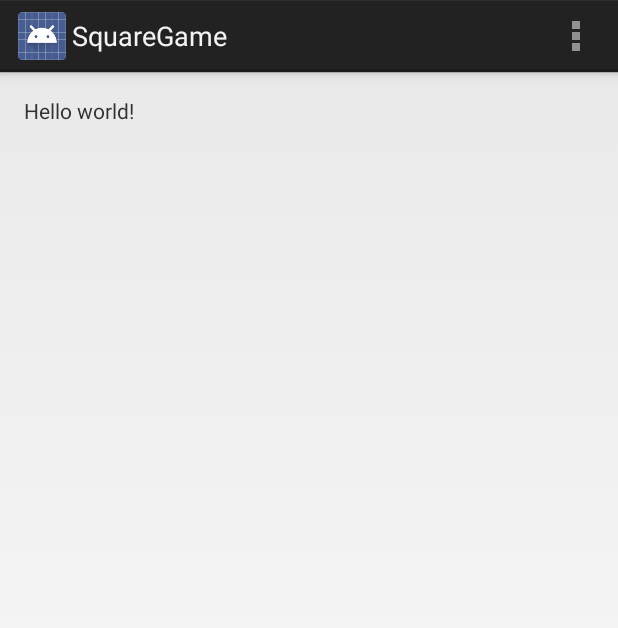
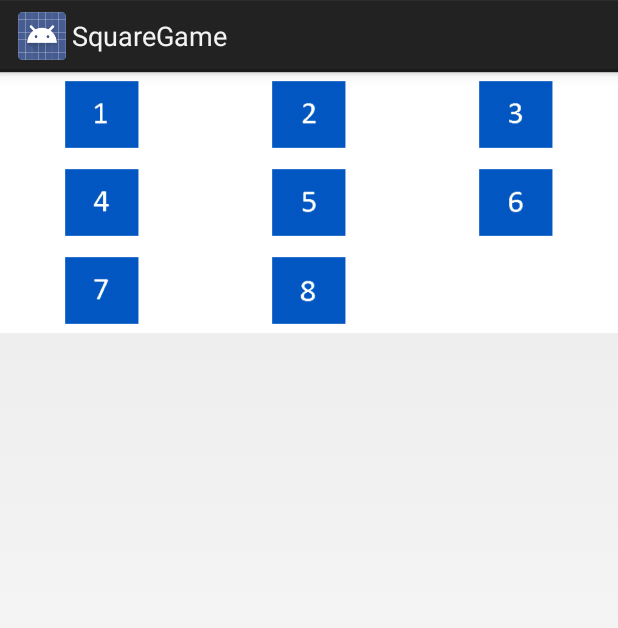
Before and after one commit to jhonis/SquareGame, an Android app: the screen it shows after launch (MainActivity), on a phone screen of 412 x 824 dp. Shown: the top 628 px of the screen. Run offline under Robolectric (Android 15) with nearby library versions, the phone set to English and light mode, and no system bars.

Commit message:
First step, including images on screen.

```diff
--- /dev/null
+++ b/SquareGame/src/main/java/com/x/squaregame/ImageAdapter.java
@@ -0,0 +1,53 @@
+package com.x.squaregame;
+
+import android.content.Context;
+import android.view.View;
+import android.view.ViewGroup;
+import android.widget.BaseAdapter;
+import android.widget.GridView;
+import android.widget.ImageView;
+
+public class ImageAdapter extends BaseAdapter {
+
+    private Context mContext;
+
+    public ImageAdapter(Context c) {
+        mContext = c;
+    }
+
+    public int getCount() {
+        return mThumbIds.length;
+    }
+
+    public Object getItem(int position) {
+        return null;
+    }
+
+    public long getItemId(int position) {
+        return 0;
+    }
+
+    // create a new ImageView for each item referenced by the Adapter
+    public View getView(int position, View convertView, ViewGroup parent) {
+        ImageView imageView;
+        if (convertView == null) {  // if it's not recycled, initialize some attributes
+            imageView = new ImageView(mContext);
+            imageView.setLayoutParams(new GridView.LayoutParams(85, 85));
+            imageView.setScaleType(ImageView.ScaleType.CENTER_CROP);
+            imageView.setPadding(8, 8, 8, 8);
+        } else {
+            imageView = (ImageView) convertView;
+        }
+
+        imageView.setImageResource(mThumbIds[position]);
+        return imageView;
+    }
+
+    // references to our images
+    private Integer[] mThumbIds = {
+            R.drawable.img1, R.drawable.img2,
+            R.drawable.img3, R.drawable.img4,
+            R.drawable.img5, R.drawable.img6,
+            R.drawable.img7, R.drawable.img8
+    };
+}
--- a/SquareGame/src/main/java/com/x/squaregame/MainActivity.java
+++ b/SquareGame/src/main/java/com/x/squaregame/MainActivity.java
@@ -2,22 +2,65 @@ package com.x.squaregame;
 
 import android.app.Activity;
 import android.os.Bundle;
-import android.view.Menu;
+import android.util.Log;
+import android.widget.ArrayAdapter;
+import android.widget.GridView;
+import android.widget.ImageView;
+import android.widget.Toast;
+
+/**
+ * This activity presents a screen with a grid on which images can be added and moved around.
+ * It also defines areas on the screen where the dragged views can be dropped. Feedback is
+ * provided to the user as the objects are dragged over these drop zones.
+ * <p/>
+ * <p> Like the DragActivity in the previous version of the DragView example application, the
+ * code here is derived from the Android Launcher code.
+ * <p/>
+ * <p> The original Launcher code required a long click (press) to initiate a drag-drop sequence.
+ * If you want to see that behavior, set the variable mLongClickStartsDrag to true.
+ * It is set to false below, which means that any touch event starts a drag-drop.
+ */
 
 public class MainActivity extends Activity {
 
-    @Override
+    private ArrayAdapter<ImageView> adapterTest;
+
+    public static final boolean Debugging = false;
+
+    public void addNewImageToScreen(int resourceId) {
+        ImageView newView = new ImageView(this);
+        newView.setImageResource(resourceId);
+        GridView grid = (GridView) findViewById(R.id.imageGridView);
+        grid.setAdapter(new ImageAdapter(this));
+    }
+
+    public void addImagesToScreen() {
+
+        addNewImageToScreen(R.drawable.img1);
+//        addNewImageToScreen(R.drawable.img2);
+//        addNewImageToScreen(R.drawable.img3);
+//        addNewImageToScreen(R.drawable.img4);
+//        addNewImageToScreen(R.drawable.img5);
+//        addNewImageToScreen(R.drawable.img6);
+//        addNewImageToScreen(R.drawable.img7);
+//        addNewImageToScreen(R.drawable.img8);
+    }
+
     protected void onCreate(Bundle savedInstanceState) {
         super.onCreate(savedInstanceState);
         setContentView(R.layout.activity_main);
+
+        adapterTest = new ArrayAdapter<ImageView>(this, android.R.layout.simple_list_item_1);
+        addImagesToScreen();
     }
 
-
-    @Override
-    public boolean onCreateOptionsMenu(Menu menu) {
-        // Inflate the menu; this adds items to the action bar if it is present.
-        getMenuInflater().inflate(R.menu.main, menu);
-        return true;
+    public void toast(String msg) {
+        Toast.makeText(getApplicationContext(), msg, Toast.LENGTH_SHORT).show();
     }
 
+    public void trace(String msg) {
+        Log.d("DragActivity", msg);
+        if (!Debugging) return;
+        toast(msg);
+    }
 }
--- a/SquareGame/src/main/res/layout/activity_main.xml
+++ b/SquareGame/src/main/res/layout/activity_main.xml
@@ -1,16 +1,29 @@
-<RelativeLayout xmlns:android="http://schemas.android.com/apk/res/android"
-                xmlns:tools="http://schemas.android.com/tools"
-                android:layout_width="match_parent"
-                android:layout_height="match_parent"
-                android:paddingLeft="@dimen/activity_horizontal_margin"
-                android:paddingRight="@dimen/activity_horizontal_margin"
-                android:paddingTop="@dimen/activity_vertical_margin"
-                android:paddingBottom="@dimen/activity_vertical_margin"
-                tools:context=".MainActivity">
+<?xml version="1.0" encoding="utf-8"?>
+<LinearLayout xmlns:android="http://schemas.android.com/apk/res/android"
+              android:orientation="vertical"
+              android:layout_width="fill_parent"
+              android:layout_height="wrap_content"
+        >
 
-    <TextView
+    <GridView xmlns:android="http://schemas.android.com/apk/res/android"
+              android:id="@+id/imageGridView"
+              android:layout_width="wrap_content"
+              android:layout_height="0dp"
+              android:numColumns="@integer/num_columns"
+              android:verticalSpacing="2dip"
+              android:horizontalSpacing="2dip"
+              android:stretchMode="columnWidth"
+              android:gravity="center"
+              android:layout_weight="0.8"
+              android:background="@color/grid_background"
+              android:columnWidth="200dp"
+              android:drawSelectorOnTop="false"/>
+
+    <FrameLayout
             android:layout_width="wrap_content"
-            android:layout_height="wrap_content"
-            android:text="@string/hello_world"/>
+            android:layout_height="fill_parent"
+            android:layout_gravity="right|center_vertical"
+            android:id="@+id/imageHolder">
+    </FrameLayout>
 
-</RelativeLayout>
+</LinearLayout>
--- /dev/null
+++ b/SquareGame/src/main/res/values/color.xml
@@ -0,0 +1,4 @@
+<?xml version="1.0" encoding="utf-8"?>
+<resources>
+    <color name="grid_background">#FFFFFF</color>
+</resources>
--- /dev/null
+++ b/SquareGame/src/main/res/values/integers.xml
@@ -0,0 +1,4 @@
+<?xml version="1.0" encoding="utf-8"?>
+<resources>
+    <integer name="num_columns">3</integer>
+</resources>
```
Also changed, not shown: SquareGame/src/main/res/drawable-mdpi/img1.png (added), SquareGame/src/main/res/drawable-mdpi/img2.png (added), SquareGame/src/main/res/drawable-mdpi/img3.png (added), SquareGame/src/main/res/drawable-mdpi/img4.png (added), SquareGame/src/main/res/drawable-mdpi/img5.png (added), SquareGame/src/main/res/drawable-mdpi/img6.png (added), SquareGame/src/main/res/drawable-mdpi/img7.png (added), SquareGame/src/main/res/drawable-mdpi/img8.png (added), 4 other files.
